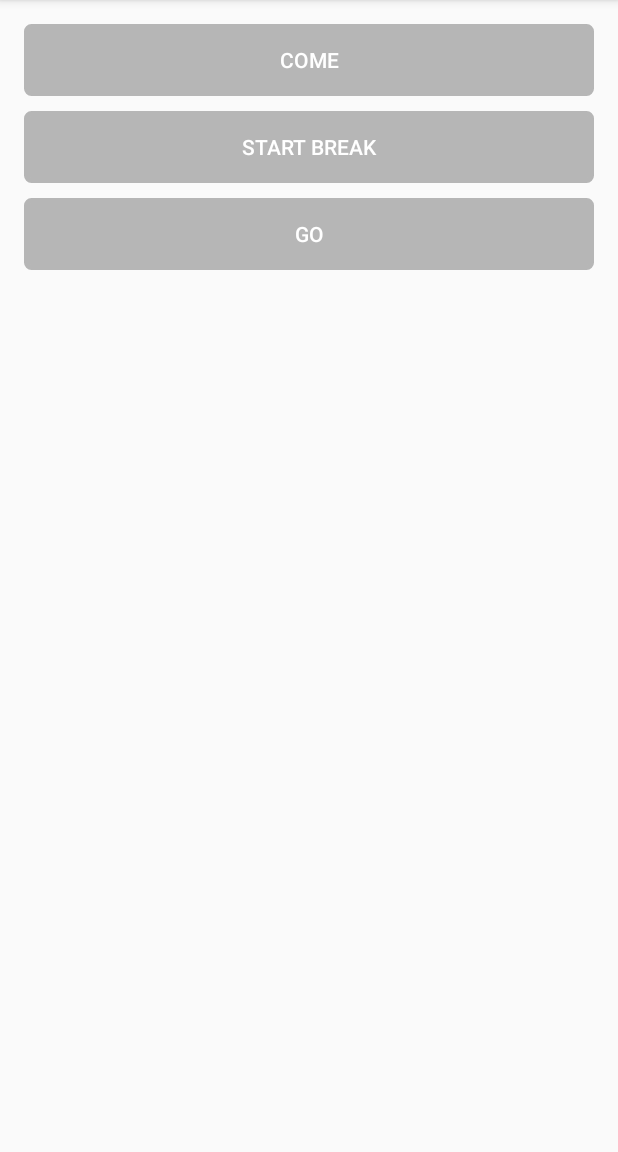
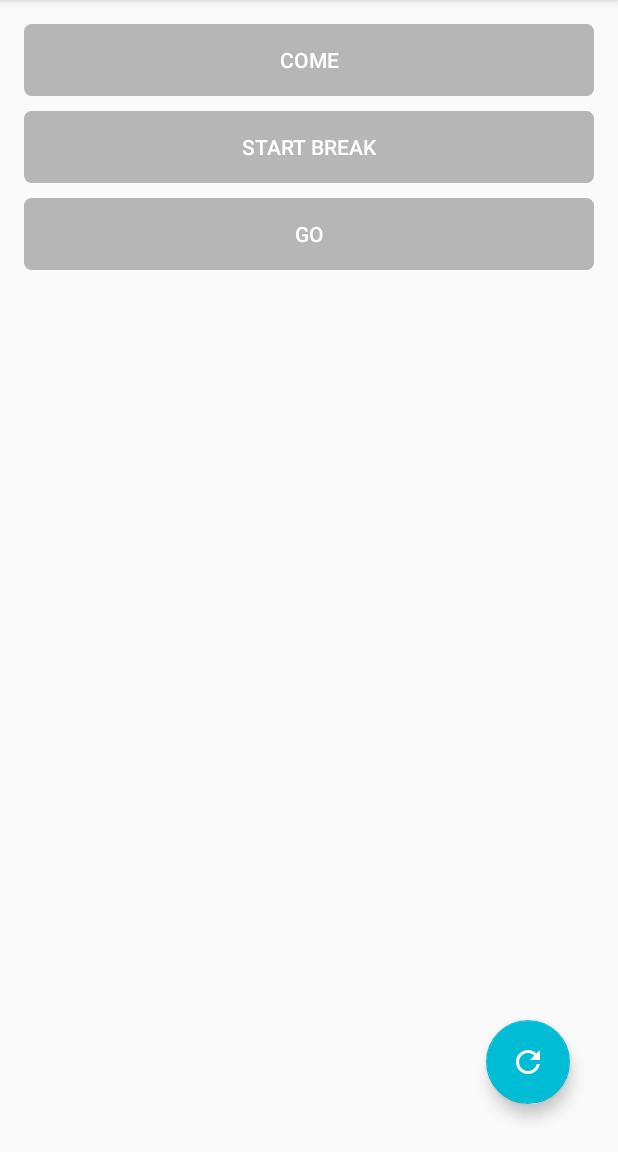
Before and after one commit to peerdavid/ComeAndGo, an Android app: the screen it shows after launch (MainActivity), in the side drawer, after a tap on "Settings", on a phone screen of 412 x 824 dp, the part 84-1236 px from its top. Run offline under Robolectric (Android 15) with nearby library versions, the light colour scheme and no system bars.

Commit message:
Added "open in browser"

```diff
--- a/android/mobile/src/main/java/tirol/comeandgo/MainActivity.java
+++ b/android/mobile/src/main/java/tirol/comeandgo/MainActivity.java
@@ -1,6 +1,9 @@
 package tirol.comeandgo;
 
+import android.content.Intent;
+import android.net.Uri;
 import android.os.Bundle;
+import android.support.design.widget.FloatingActionButton;
 import android.util.Log;
 import android.view.View;
 import android.support.design.widget.NavigationView;
@@ -25,6 +28,7 @@ public class MainActivity extends AppCompatActivity
     private Button mBtnGo;
     private Button mBtnBreak;
     private Client mClient;
+    private FloatingActionButton mBtnRefresh;
 
     private String mTimeTrackState;
 
@@ -88,6 +92,14 @@ public class MainActivity extends AppCompatActivity
                 }
         );
 
+        mBtnRefresh = (FloatingActionButton) findViewById(R.id.btnRefresh);
+        mBtnRefresh.setOnClickListener(new View.OnClickListener() {
+            @Override
+            public void onClick(View v) {
+                mClient.readState();
+            }
+        });
+
         mClient.readState();
     }
 
@@ -109,11 +121,11 @@ public class MainActivity extends AppCompatActivity
         // Handle navigation view item clicks here.
         int id = item.getItemId();
 
-        if (id == R.id.nav_camera) {
+        if (id == R.id.nav_home) {
             mClient.readState();
-        } else if (id == R.id.nav_gallery) {
-
-        } else if (id == R.id.nav_slideshow) {
+        } else if (id == R.id.nav_open_in_browser) {
+            Intent browserIntent = new Intent(Intent.ACTION_VIEW, Uri.parse("http://192.168.10.116:9000/"));
+            startActivity(browserIntent);
 
         } else if (id == R.id.nav_settings) {
 
--- a/android/mobile/src/main/res/layout/activity_main.xml
+++ b/android/mobile/src/main/res/layout/activity_main.xml
@@ -8,10 +8,12 @@
     android:fitsSystemWindows="true"
     tools:openDrawer="start">
 
+
     <include
         layout="@layout/app_bar_main"
         android:layout_width="match_parent"
         android:layout_height="match_parent" />
+
 
     <android.support.design.widget.NavigationView
         android:id="@+id/nav_view"
--- a/android/mobile/src/main/res/layout/app_bar_main.xml
+++ b/android/mobile/src/main/res/layout/app_bar_main.xml
@@ -23,4 +23,5 @@
 
     <include layout="@layout/content_main" />
 
+
 </android.support.design.widget.CoordinatorLayout>
--- a/android/mobile/src/main/res/layout/content_main.xml
+++ b/android/mobile/src/main/res/layout/content_main.xml
@@ -39,4 +39,18 @@
         android:text="Go"
         android:layout_width="match_parent"
         android:layout_height="wrap_content" />
+
+    <android.support.design.widget.FloatingActionButton
+        android:id="@+id/btnRefresh"
+        android:layout_width="56dp"
+        android:layout_height="56dp"
+        android:clickable="true"
+        android:src="@drawable/ic_refresh_white"
+        app:layout_anchorGravity="bottom|right"
+        android:layout_alignParentBottom="true"
+        android:layout_alignParentEnd="true"
+        android:layout_marginBottom="16dp"
+        android:layout_marginRight="16dp"
+        android:elevation="8dp" />
+
 </RelativeLayout>
--- a/android/mobile/src/main/res/menu/activity_main_drawer.xml
+++ b/android/mobile/src/main/res/menu/activity_main_drawer.xml
@@ -3,17 +3,13 @@
 
     <group android:checkableBehavior="single">
         <item
-            android:id="@+id/nav_camera"
-            android:icon="@drawable/ic_menu_manage"
-            android:title="Import" />
+            android:id="@+id/nav_home"
+            android:icon="@drawable/ic_home"
+            android:title="Home" />
         <item
-            android:id="@+id/nav_gallery"
-            android:icon="@drawable/ic_menu_gallery"
-            android:title="Gallery" />
-        <item
-            android:id="@+id/nav_slideshow"
-            android:icon="@drawable/ic_menu_slideshow"
-            android:title="Slides"/>
+            android:id="@+id/nav_open_in_browser"
+            android:icon="@drawable/ic_open_in_browser"
+            android:title="Open in browser" />
     </group>
 
     <item android:title="Settings">
```
Also changed, not shown: android/mobile/src/main/res/drawable/ic_refresh_white.png (added).
